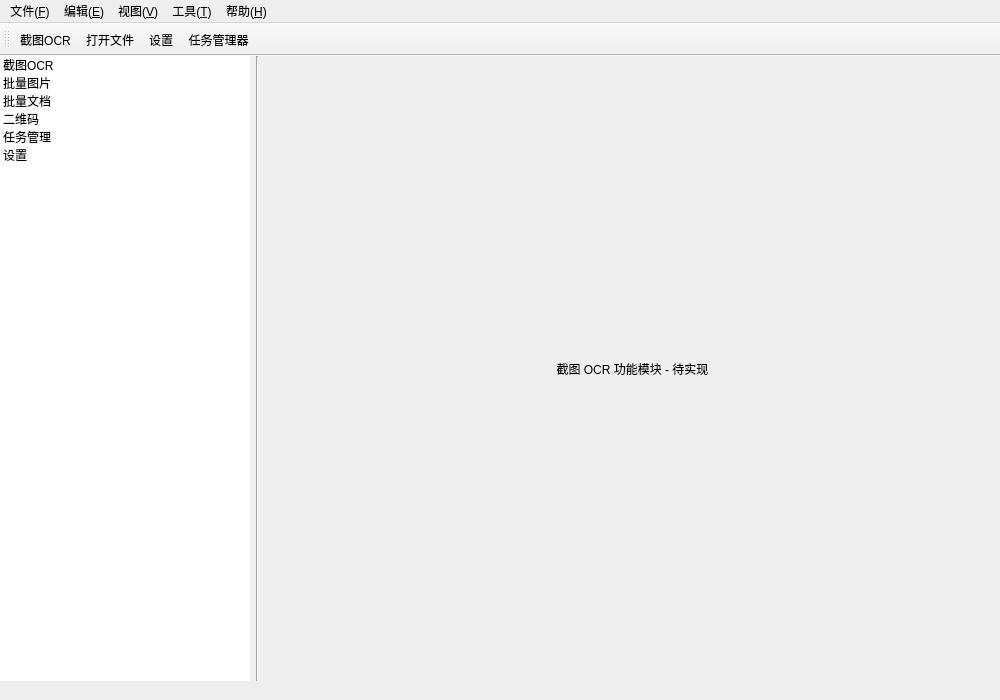
Before: the Qt Designer form src/ui/main_window/main_window.ui in FelixJI/Umi-OCR, drawn with Qt 5.
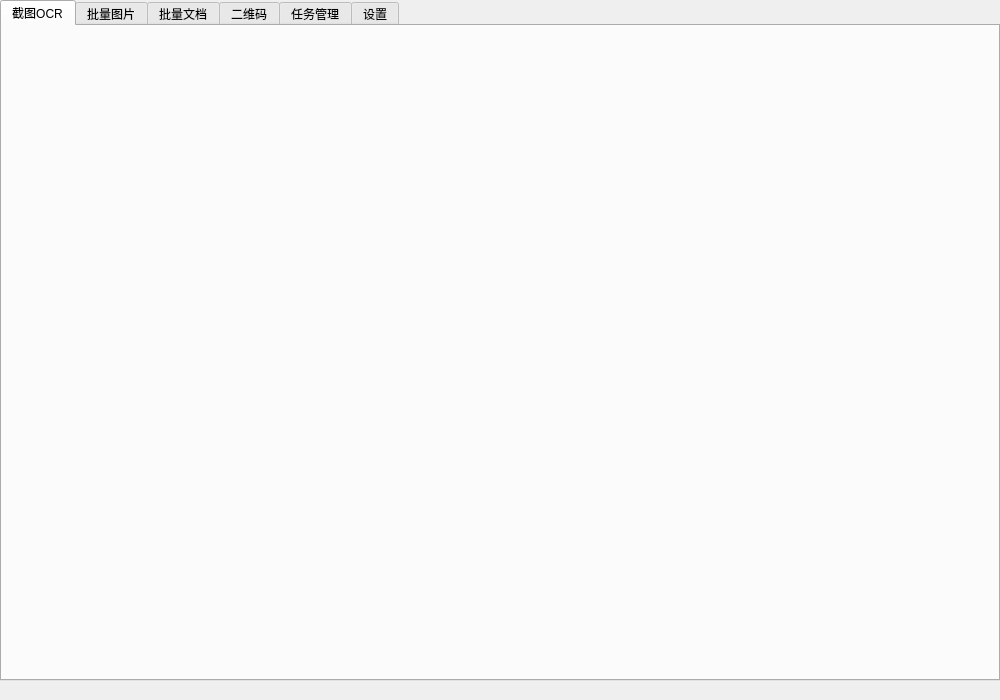
After: the same form once the commit is applied.

Patch:
```diff
--- a/src/ui/main_window/main_window.ui
+++ b/src/ui/main_window/main_window.ui
@@ -14,88 +14,9 @@
    <string>Umi-OCR</string>
   </property>
 
-  <!-- 菜单栏 -->
-  <widget class="QMenuBar" name="menuBar">
-   <property name="geometry">
-    <rect>
-     <x>0</x>
-     <y>0</y>
-     <width>1000</width>
-     <height>24</height>
-    </rect>
-   </property>
-   <widget class="QMenu" name="menuFile">
-    <property name="title">
-     <string>文件(&amp;F)</string>
-    </property>
-    <addaction name="actionOpenFile"/>
-    <addaction name="actionOpenFolder"/>
-    <addaction name="separator"/>
-    <addaction name="actionExport"/>
-    <addaction name="separator"/>
-    <addaction name="actionExit"/>
-   </widget>
-   <widget class="QMenu" name="menuEdit">
-    <property name="title">
-     <string>编辑(&amp;E)</string>
-    </property>
-    <addaction name="actionCopy"/>
-    <addaction name="actionPaste"/>
-    <addaction name="separator"/>
-    <addaction name="actionSettings"/>
-   </widget>
-   <widget class="QMenu" name="menuView">
-    <property name="title">
-     <string>视图(&amp;V)</string>
-    </property>
-    <addaction name="actionToggleSidebar"/>
-    <addaction name="actionToggleToolbar"/>
-    <addaction name="separator"/>
-    <addaction name="actionFullscreen"/>
-   </widget>
-   <widget class="QMenu" name="menuTools">
-    <property name="title">
-     <string>工具(&amp;T)</string>
-    </property>
-    <addaction name="actionScreenshot"/>
-    <addaction name="actionTaskManager"/>
-    <addaction name="separator"/>
-    <addaction name="actionCheckUpdate"/>
-   </widget>
-   <widget class="QMenu" name="menuHelp">
-    <property name="title">
-     <string>帮助(&amp;H)</string>
-    </property>
-    <addaction name="actionDocumentation"/>
-    <addaction name="actionAbout"/>
-   </widget>
-   <addaction name="menuFile"/>
-   <addaction name="menuEdit"/>
-   <addaction name="menuView"/>
-   <addaction name="menuTools"/>
-   <addaction name="menuHelp"/>
-  </widget>
-
-  <!-- 工具栏 -->
-  <widget class="QToolBar" name="mainToolBar">
-   <property name="windowTitle">
-    <string>工具栏</string>
-   </property>
-   <attribute name="toolBarArea">
-    <enum>TopToolBarArea</enum>
-   </attribute>
-   <attribute name="movable">
-    <bool>false</bool>
-   </attribute>
-   <addaction name="actionScreenshot"/>
-   <addaction name="actionOpenFile"/>
-   <addaction name="actionSettings"/>
-   <addaction name="actionTaskManager"/>
-  </widget>
-
   <!-- 主窗口中心部件 -->
   <widget class="QWidget" name="centralWidget">
-   <layout class="QHBoxLayout" name="horizontalLayout">
+   <layout class="QVBoxLayout" name="verticalLayout_main">
     <property name="leftMargin">
      <number>0</number>
     </property>
@@ -108,107 +29,61 @@
     <property name="bottomMargin">
      <number>0</number>
     </property>
+    <property name="spacing">
+     <number>0</number>
+    </property>
 
-    <!-- 侧边栏 -->
+    <!-- 标签页容器 -->
     <item>
-     <widget class="QListWidget" name="sidebarListWidget">
-      <property name="minimumSize">
-       <size>
-        <width>180</width>
-        <height>0</height>
-       </size>
-      </property>
-      <property name="maximumSize">
-       <size>
-        <width>250</width>
-        <height>16777215</height>
-       </size>
-      </property>
+     <widget class="QTabWidget" name="tabWidget">
       <property name="focusPolicy">
        <enum>Qt::NoFocus</enum>
       </property>
-      <property name="frameShape">
-       <enum>QFrame::NoFrame</enum>
+      <property name="tabPosition">
+       <enum>QTabWidget::North</enum>
       </property>
-      <property name="selectionMode">
-       <enum>QAbstractItemView::SingleSelection</enum>
+      <property name="tabShape">
+       <enum>QTabWidget::Rounded</enum>
       </property>
-      <property name="selectionBehavior">
-       <enum>QAbstractItemView::SelectRows</enum>
+      <property name="documentMode">
+       <bool>false</bool>
       </property>
-      <property name="iconSize">
-       <size>
-        <width>24</width>
-        <height>24</height>
-       </size>
+      <property name="tabsClosable">
+       <bool>false</bool>
       </property>
-      <item>
-       <property name="text">
-        <string>截图OCR</string>
-       </property>
-      </item>
-      <item>
-       <property name="text">
-        <string>批量图片</string>
-       </property>
-      </item>
-      <item>
-       <property name="text">
-        <string>批量文档</string>
-       </property>
-      </item>
-      <item>
-       <property name="text">
-        <string>二维码</string>
-       </property>
-      </item>
-      <item>
-       <property name="text">
-        <string>任务管理</string>
-       </property>
-      </item>
-      <item>
-       <property name="text">
-        <string>设置</string>
-       </property>
-      </item>
-     </widget>
-    </item>
-
-    <!-- 分隔线 -->
-    <item>
-     <widget class="Line" name="separatorLine">
-      <property name="orientation">
-       <enum>Qt::Vertical</enum>
-      </property>
-     </widget>
-    </item>
-
-    <!-- 内容区域 - QStackedWidget -->
-    <item>
-     <widget class="QStackedWidget" name="contentStackedWidget">
-      <property name="focusPolicy">
-       <enum>Qt::NoFocus</enum>
+      <property name="movable">
+       <bool>false</bool>
       </property>
 
       <!-- 截图 OCR 页面 -->
       <widget class="QWidget" name="pageScreenshotOcr">
+       <attribute name="title">
+        <string>截图OCR</string>
+       </attribute>
        <layout class="QVBoxLayout" name="verticalLayoutScreenshot">
-        <item>
-         <widget class="QLabel" name="labelScreenshotPlaceholder">
-          <property name="alignment">
-           <set>Qt::AlignCenter</set>
-          </property>
-          <property name="text">
-           <string>截图 OCR 功能模块 - 待实现</string>
-          </property>
-         </widget>
-        </item>
+        <property name="spacing">
+         <number>0</number>
+        </property>
+        <property name="leftMargin">
+         <number>0</number>
+        </property>
+        <property name="topMargin">
+         <number>0</number>
+        </property>
+        <property name="rightMargin">
+         <number>0</number>
+        </property>
+        <property name="bottomMargin">
+         <number>0</number>
+        </property>
        </layout>
       </widget>
 
       <!-- 批量图片 OCR 页面 -->
       <widget class="QWidget" name="pageBatchOcr">
+       <attribute name="title">
+        <string>批量图片</string>
+       </attribute>
        <layout class="QVBoxLayout" name="verticalLayoutBatchOcr">
         <item>
          <widget class="QLabel" name="labelBatchOcrPlaceholder">
@@ -225,6 +100,9 @@
 
       <!-- 批量文档 OCR 页面 -->
       <widget class="QWidget" name="pageBatchDoc">
+       <attribute name="title">
+        <string>批量文档</string>
+       </attribute>
        <layout class="QVBoxLayout" name="verticalLayoutBatchDoc">
         <item>
          <widget class="QLabel" name="labelBatchDocPlaceholder">
@@ -241,6 +119,9 @@
 
       <!-- 二维码页面 -->
       <widget class="QWidget" name="pageQrcode">
+       <attribute name="title">
+        <string>二维码</string>
+       </attribute>
        <layout class="QVBoxLayout" name="verticalLayoutQrcode">
         <item>
          <widget class="QLabel" name="labelQrcodePlaceholder">
@@ -257,6 +138,9 @@
 
       <!-- 任务管理器页面 -->
       <widget class="QWidget" name="pageTaskManager">
+       <attribute name="title">
+        <string>任务管理</string>
+       </attribute>
        <layout class="QVBoxLayout" name="verticalLayout_TaskManager">
         <item>
          <layout class="QHBoxLayout" name="horizontalLayout_TM_Header">
@@ -353,6 +237,9 @@
 
       <!-- 设置页面 -->
       <widget class="QWidget" name="pageSettings">
+       <attribute name="title">
+        <string>设置</string>
+       </attribute>
        <layout class="QHBoxLayout" name="horizontalLayout_Settings">
         <item>
          <widget class="QListWidget" name="listWidget_sidebar">
@@ -477,124 +364,5 @@
    </property>
   </widget>
 
-  <!-- 动作定义 -->
-  <action name="actionOpenFile">
-   <property name="text">
-    <string>打开文件...</string>
-   </property>
-   <property name="shortcut">
-    <string>Ctrl+O</string>
-   </property>
-  </action>
-  <action name="actionOpenFolder">
-   <property name="text">
-    <string>打开文件夹...</string>
-   </property>
-  </action>
-  <action name="actionExport">
-   <property name="text">
-    <string>导出结果...</string>
-   </property>
-   <property name="shortcut">
-    <string>Ctrl+E</string>
-   </property>
-  </action>
-  <action name="actionExit">
-   <property name="text">
-    <string>退出</string>
-   </property>
-   <property name="shortcut">
-    <string>Ctrl+Q</string>
-   </property>
-  </action>
-  <action name="actionCopy">
-   <property name="text">
-    <string>复制</string>
-   </property>
-   <property name="shortcut">
-    <string>Ctrl+C</string>
-   </property>
-  </action>
-  <action name="actionPaste">
-   <property name="text">
-    <string>粘贴</string>
-   </property>
-   <property name="shortcut">
-    <string>Ctrl+V</string>
-   </property>
-  </action>
-  <action name="actionSettings">
-   <property name="text">
-    <string>设置...</string>
-   </property>
-   <property name="shortcut">
-    <string>Ctrl+,</string>
-   </property>
-  </action>
-  <action name="actionToggleSidebar">
-   <property name="checkable">
-    <bool>true</bool>
-   </property>
-   <property name="checked">
-    <bool>true</bool>
-   </property>
-   <property name="text">
-    <string>显示侧边栏</string>
-   </property>
-  </action>
-  <action name="actionToggleToolbar">
-   <property name="checkable">
-    <bool>true</bool>
-   </property>
-   <property name="checked">
-    <bool>true</bool>
-   </property>
-   <property name="text">
-    <string>显示工具栏</string>
-   </property>
-  </action>
-  <action name="actionFullscreen">
-   <property name="checkable">
-    <bool>true</bool>
-   </property>
-   <property name="text">
-    <string>全屏模式</string>
-   </property>
-   <property name="shortcut">
-    <string>F11</string>
-   </property>
-  </action>
-  <action name="actionScreenshot">
-   <property name="text">
-    <string>截图OCR</string>
-   </property>
-   <property name="shortcut">
-    <string>Ctrl+Shift+A</string>
-   </property>
-  </action>
-  <action name="actionTaskManager">
-   <property name="text">
-    <string>任务管理器</string>
-   </property>
-   <property name="shortcut">
-    <string>Ctrl+T</string>
-   </property>
-  </action>
-  <action name="actionCheckUpdate">
-   <property name="text">
-    <string>检查更新...</string>
-   </property>
-  </action>
-  <action name="actionDocumentation">
-   <property name="text">
-    <string>文档...</string>
-   </property>
-  </action>
-  <action name="actionAbout">
-   <property name="text">
-    <string>关于...</string>
-   </property>
-  </action>
-
  </widget>
 </ui>
```
Left out of the diff: 105 changed lines with no effect on the pictures.
